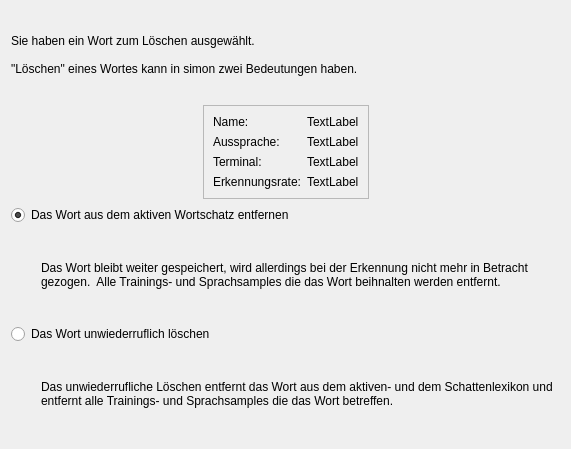
KDE/simon, file simon/src/simonmodelmanagementui/removeword.ui: the form before one commit.
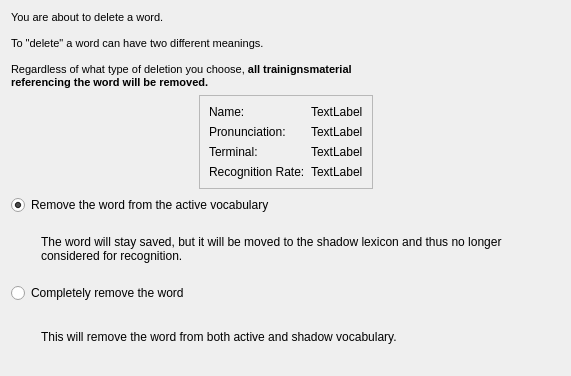
The form after the commit.

Patch:
```diff
--- a/simon/src/simonmodelmanagementui/removeword.ui
+++ b/simon/src/simonmodelmanagementui/removeword.ui
@@ -6,7 +6,7 @@
     <x>0</x>
     <y>0</y>
     <width>571</width>
-    <height>449</height>
+    <height>376</height>
    </rect>
   </property>
   <property name="windowTitle" >
@@ -24,9 +24,15 @@
         </size>
        </property>
        <property name="text" >
-        <string>Sie haben ein Wort zum Löschen ausgewählt.
-
-"Löschen" eines Wortes kann in simon zwei Bedeutungen haben.</string>
+        <string>&lt;!DOCTYPE HTML PUBLIC "-//W3C//DTD HTML 4.0//EN" "http://www.w3.org/TR/REC-html40/strict.dtd">
+&lt;html>&lt;head>&lt;meta name="qrichtext" content="1" />&lt;style type="text/css">
+p, li { white-space: pre-wrap; }
+&lt;/style>&lt;/head>&lt;body style=" font-family:'Bitstream Vera Sans'; font-size:8pt; font-weight:400; font-style:normal;">
+&lt;p style=" margin-top:0px; margin-bottom:0px; margin-left:0px; margin-right:0px; -qt-block-indent:0; text-indent:0px;">You are about to delete a word.&lt;/p>
+&lt;p style="-qt-paragraph-type:empty; margin-top:0px; margin-bottom:0px; margin-left:0px; margin-right:0px; -qt-block-indent:0; text-indent:0px;">&lt;/p>
+&lt;p style=" margin-top:0px; margin-bottom:0px; margin-left:0px; margin-right:0px; -qt-block-indent:0; text-indent:0px;">To "delete" a word can have two different meanings.&lt;/p>
+&lt;p style="-qt-paragraph-type:empty; margin-top:0px; margin-bottom:0px; margin-left:0px; margin-right:0px; -qt-block-indent:0; text-indent:0px;">&lt;/p>
+&lt;p style=" margin-top:0px; margin-bottom:0px; margin-left:0px; margin-right:0px; -qt-block-indent:0; text-indent:0px;">Regardless of what type of deletion you choose, &lt;span style=" font-weight:600;">all trainignsmaterial referencing the word will be removed.&lt;/span>&lt;/p>&lt;/body>&lt;/html></string>
        </property>
        <property name="wordWrap" >
         <bool>true</bool>
@@ -114,7 +120,7 @@
         <item row="1" column="0" >
          <widget class="QLabel" name="lbPronunciationD" >
           <property name="text" >
-           <string>Aussprache:</string>
+           <string>Pronunciation:</string>
           </property>
          </widget>
         </item>
@@ -128,7 +134,7 @@
         <item row="3" column="0" >
          <widget class="QLabel" name="lbRecognitionRateD" >
           <property name="text" >
-           <string>Erkennungsrate:</string>
+           <string>Recognition Rate:</string>
           </property>
          </widget>
         </item>
@@ -181,7 +187,7 @@
    <item>
     <widget class="QRadioButton" name="rbShadow" >
      <property name="text" >
-      <string>Das Wort aus dem aktiven Wortschatz entfernen</string>
+      <string>Remove the word from the active vocabulary</string>
      </property>
      <property name="checked" >
       <bool>true</bool>
@@ -209,7 +215,7 @@
      <item>
       <widget class="QLabel" name="lbShadowDesc" >
        <property name="text" >
-        <string>Das Wort bleibt weiter gespeichert, wird allerdings bei der Erkennung nicht mehr in Betracht gezogen.  Alle Trainings- und Sprachsamples die das Wort beihnalten werden entfernt.</string>
+        <string>The word will stay saved, but it will be moved to the shadow lexicon and thus no longer considered for recognition.</string>
        </property>
        <property name="wordWrap" >
         <bool>true</bool>
@@ -221,7 +227,7 @@
    <item>
     <widget class="QRadioButton" name="rbDelete" >
      <property name="text" >
-      <string>Das Wort unwiederruflich löschen</string>
+      <string>Completely remove the word</string>
      </property>
     </widget>
    </item>
@@ -246,7 +252,7 @@
      <item>
       <widget class="QLabel" name="lbDeleteDesc" >
        <property name="text" >
-        <string>Das unwiederrufliche Löschen entfernt das Wort aus dem aktiven- und dem Schattenlexikon und entfernt alle Trainings- und Sprachsamples die das Wort betreffen.</string>
+        <string>This will remove the word from both active and shadow vocabulary.</string>
        </property>
        <property name="wordWrap" >
         <bool>true</bool>
```
